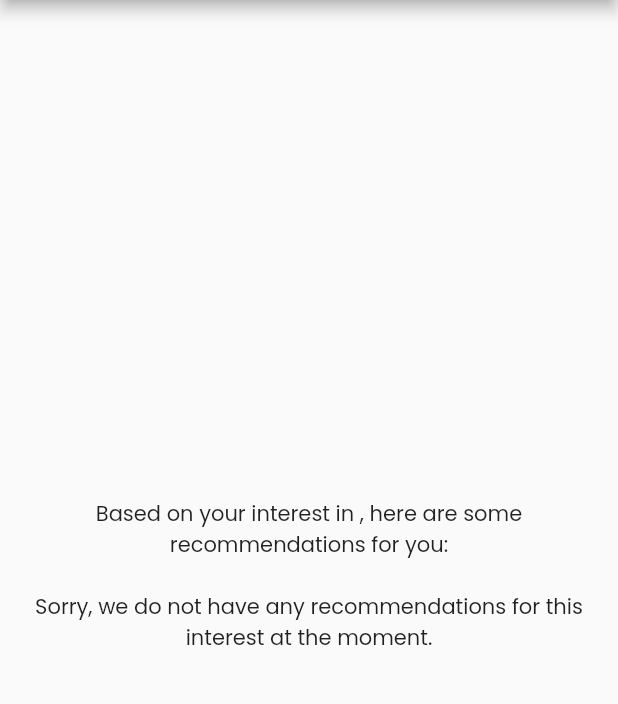
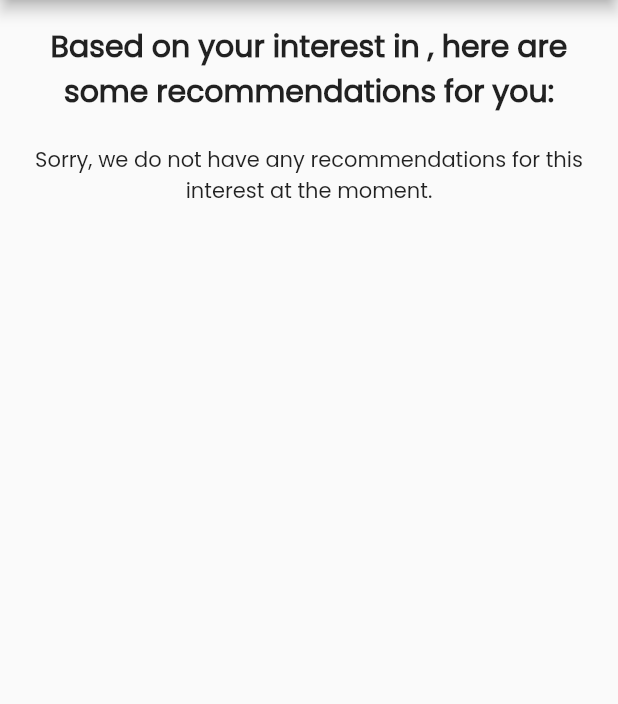
Before and after one commit to kemboy-svg/course-advisory, a Flutter app: the CourseRecommendation screen opened directly with empty values, on a phone screen of 412 x 824 dp, the part 84-788 px from its top. Run offline on Flutter 3.47's test engine with Material 2 defaults, Android fonts, the phone set to English and light mode, and no system bars; our stand-ins replace cloud_firestore, firebase_core, fl_chart, flutter_form_builder, form_builder_validators, percent_indicator; missing offline and left inert: cloud_firestore_web, firebase_auth_web, firebase_core_web, ternav_icons; accounts and stored records are empty.

Commit message:
some changes here and there

```diff
--- a/lib/screens/components/courses/clusterpoints.dart
+++ b/lib/screens/components/courses/clusterpoints.dart
@@ -98,7 +98,7 @@ class _MyAppState extends State<MyApp> {
     isLoading = true;
   });
 
-  await Future.delayed(Duration(seconds: 2));
+  await Future.delayed(const Duration(seconds: 2));
 
   setState(() {
     isLoading = false;
@@ -165,6 +165,7 @@ class _MyAppState extends State<MyApp> {
         ),
         body: Padding(
   padding: const EdgeInsets.all(16.0),
+  child: SingleChildScrollView(
     child: Column(
       crossAxisAlignment: CrossAxisAlignment.stretch,
       children: [
@@ -240,6 +241,7 @@ class _MyAppState extends State<MyApp> {
     ),
   ),
 ),
+      ),
     );
   }
 }
--- a/lib/screens/components/courses/course_recommendation.dart
+++ b/lib/screens/components/courses/course_recommendation.dart
@@ -1,134 +1,95 @@
 import 'package:flutter/material.dart';
 import 'package:dashboard/screens/onboard.dart';
 import 'package:dashboard/screens/components/courses/clusterpoints.dart';
+
 class CourseRecommendation extends StatelessWidget {
-
-
   final String interest;
   final int points;
   final ValueNotifier<bool> isLoading;
 
-
-  const CourseRecommendation({super.key,
+  const CourseRecommendation({
+    Key? key,
     required this.interest,
     required this.points,
     required this.isLoading,
-  });
+  }) : super(key: key);
 
   @override
   Widget build(BuildContext context) {
     return Scaffold(
-      appBar: AppBar(title: Text('Welcome to your dashboard')),
-      body: Center(
+      appBar: AppBar(title: const Text('Welcome to your dashboard')),
+      body: SingleChildScrollView(
+        child: Padding(
+          padding: const EdgeInsets.all(16.0),
           child: Column(
             mainAxisAlignment: MainAxisAlignment.center,
+            crossAxisAlignment: CrossAxisAlignment.stretch,
             children: <Widget>[
               Text(
                 'Based on your interest in $interest, here are some recommendations for you:',
                 textAlign: TextAlign.center,
+                style: TextStyle(fontSize: 20, fontWeight: FontWeight.bold),
               ),
               const SizedBox(height: 20),
               _getRecommendations(interest),
             ],
           ),
         ),
+      ),
     );
   }
 
   Widget _getRecommendations(String interest) {
-    switch (interest) {
-      case 'Medicine':
-        return Column(
-          children: <Widget>[
+    Widget recommendationCard(String title, String description) {
+      return Card(
+        elevation: 4,
+        child: Padding(
+          padding: const EdgeInsets.all(16.0),
+          child: Column(
+            crossAxisAlignment: CrossAxisAlignment.start,
+            children: [
               Text(
-              '1. Consider taking courses in anatomy, physiology, and pharmacology.',
-              textAlign: TextAlign.center,
+                title,
+                style: const TextStyle(fontSize: 18, fontWeight: FontWeight.bold),
               ),
               const SizedBox(height: 10),
               Text(
-              '2. Participate in volunteer work at a hospital or clinic to gain hands-on experience.',
-              textAlign: TextAlign.center,
-            ),
-            const SizedBox(height: 10),
-            Text(
-              '3. Read medical journals and stay updated with the latest medical advancements.',
-              textAlign: TextAlign.center,
+                description,
+                textAlign: TextAlign.justify,
+                style: TextStyle(fontSize: 16),
               ),
             ],
+          ),
+        ),
       );
-        break;
+    }
+
+    switch (interest) {
+      case 'Medicine':
+        return recommendationCard(
+          'Medical Physiology',
+          'These courses provide a detailed understanding of the functions of the human body at the cellular, tissue, and system levels.',
+        );
       case 'Engineering':
-        return Column(
-          children: <Widget>[
-            Text(
-              '1. Consider taking courses in computer science, mathematics, and physics.',
-              textAlign: TextAlign.center,
-            ),
-            const SizedBox(height: 10),
-            Text(
-              '2. Participate in internships or projects to gain practical experience in your field of interest.',
-              textAlign: TextAlign.center,
-            ),
-            const SizedBox(height: 10),
-            Text(
-              '3. Read technical journals and attend conferences to stay updated with the latest technological advancements.',
-              textAlign: TextAlign.center,
-            ),
-          ],
+        return recommendationCard(
+          'Electrical Engineering',
+          'These courses cover topics such as circuit analysis, digital systems, and power electronics, providing a solid foundation in the principles and applications of electrical engineering.',
         );
-        break;
       case 'Teaching':
-        return Column(
-          children: <Widget>[
-            Text(
-              '1. Consider taking courses in education, child development, and classroom management.',
-              textAlign: TextAlign.center,
-            ),
-            const SizedBox(height: 10),
-            Text(
-              '2. Participate in volunteer work at a school or tutoring center to gain hands-on experience.',
-              textAlign: TextAlign.center,
-            ),
-            const SizedBox(height: 10),
-            Text(
-              '3. Read education journals and attend workshops to stay updated with the latest teaching methods.',
-              textAlign: TextAlign.center,
-            ),
-          ],
+        return recommendationCard(
+          'Education Technology',
+          'These courses focus on the integration of technology in the classroom, teaching you how to enhance learning experiences and adapt to the evolving educational landscape.',
         );
-        break;
       case 'Nursing':
-        return Column(
-          children
-
-: <Widget>[
-const Text(
-'1. Consider taking courses in anatomy, physiology, and pharmacology.',
-textAlign: TextAlign.center,
-),
-const SizedBox(height: 10),
-Text(
-'2. Participate in volunteer work at a hospital or clinic to gain hands-on experience.',
-textAlign: TextAlign.center,
-),
-const SizedBox(height: 10),
-Text(
-'3. Read nursing journals and attend workshops to stay updated with the latest nursing practices.',
-textAlign: TextAlign.center,
-),
-],
+        return recommendationCard(
+          'Community Nursing',
+          'These courses emphasize the role of nurses in promoting health and well-being in diverse communities, focusing on areas such as health promotion, disease prevention, and health education.',
         );
-break;
       default:
-return Column(
-children: <Widget>[
-Text(
+        return Text(
           'Sorry, we do not have any recommendations for this interest at the moment.',
           textAlign: TextAlign.center,
-),
-],
         );
-break;
     }
   }
 }
--- a/lib/screens/onboard.dart
+++ b/lib/screens/onboard.dart
@@ -279,11 +279,8 @@ class _CompleteFormState extends State<CompleteForm> {
 
 
   }
-
-  void _navigateToNextScreen(BuildContext context) {
-    Navigator.of(context).push(MaterialPageRoute(
-        builder: (context) => MyApp(
-              interest: ""
-            )));
-  }
+void _navigateToNextScreen(BuildContext context) {
+  Navigator.of(context).push(MaterialPageRoute(
+      builder: (context) => MyApp(interest: selectedInterest ?? "")));
 }
+}
```
Also changed, not shown: 4 other files. Lines whose indentation alone changed are shown as unchanged.
